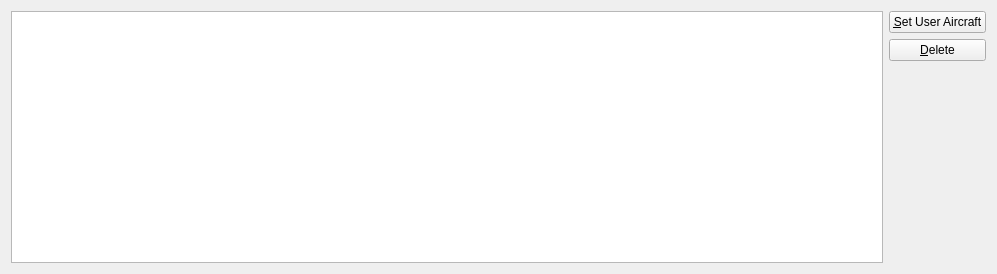
This is src/Module/src/Formation/FormationWidget.ui in till213/SkyDolly as Qt 5 draws it before an edit. The edited form follows.
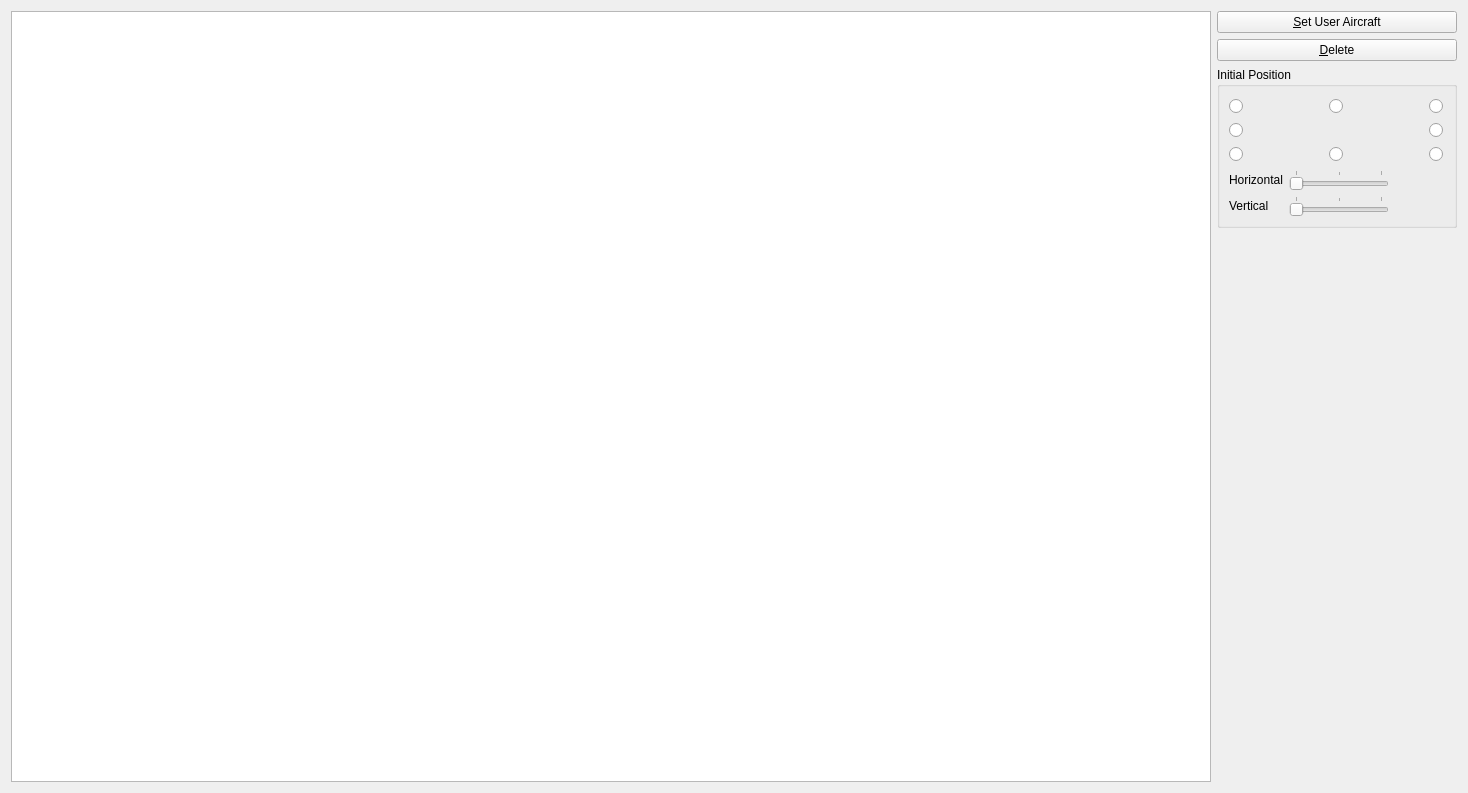
This is the edited form. Icons and pictures are not drawn.

Commit message: Initial position widget

The edit to the form file:
```diff
--- a/src/Module/src/Formation/FormationWidget.ui
+++ b/src/Module/src/Formation/FormationWidget.ui
@@ -6,14 +6,14 @@
    <rect>
     <x>0</x>
     <y>0</y>
-    <width>997</width>
-    <height>274</height>
+    <width>1468</width>
+    <height>793</height>
    </rect>
   </property>
   <property name="windowTitle">
    <string>Form</string>
   </property>
-  <layout class="QHBoxLayout" name="horizontalLayout">
+  <layout class="QHBoxLayout" name="horizontalLayout_5" stretch="20,1">
    <item>
     <widget class="QTableWidget" name="aircraftTableWidget">
      <property name="minimumSize">
@@ -25,7 +25,7 @@
     </widget>
    </item>
    <item>
-    <layout class="QVBoxLayout" name="verticalLayout">
+    <layout class="QVBoxLayout" name="verticalLayout_2">
      <item>
       <widget class="QPushButton" name="userAircraftPushButton">
        <property name="text">
@@ -45,6 +45,355 @@
        </property>
       </widget>
      </item>
+     <item>
+      <widget class="QGroupBox" name="groupBox">
+       <property name="title">
+        <string>Initial Position</string>
+       </property>
+       <layout class="QVBoxLayout" name="verticalLayout">
+        <item>
+         <layout class="QGridLayout" name="gridLayout">
+          <property name="sizeConstraint">
+           <enum>QLayout::SetDefaultConstraint</enum>
+          </property>
+          <item row="0" column="0">
+           <widget class="QRadioButton" name="nwPositionRadioButton">
+            <property name="sizePolicy">
+             <sizepolicy hsizetype="Fixed" vsizetype="Fixed">
+              <horstretch>0</horstretch>
+              <verstretch>0</verstretch>
+             </sizepolicy>
+            </property>
+            <property name="minimumSize">
+             <size>
+              <width>16</width>
+              <height>16</height>
+             </size>
+            </property>
+            <property name="text">
+             <string/>
+            </property>
+           </widget>
+          </item>
+          <item row="0" column="1">
+           <layout class="QHBoxLayout" name="horizontalLayout">
+            <item>
+             <spacer name="horizontalSpacer">
+              <property name="orientation">
+               <enum>Qt::Horizontal</enum>
+              </property>
+              <property name="sizeHint" stdset="0">
+               <size>
+                <width>40</width>
+                <height>20</height>
+               </size>
+              </property>
+             </spacer>
+            </item>
+            <item>
+             <widget class="QRadioButton" name="nPositionRadioButton">
+              <property name="sizePolicy">
+               <sizepolicy hsizetype="Fixed" vsizetype="Fixed">
+                <horstretch>0</horstretch>
+                <verstretch>0</verstretch>
+               </sizepolicy>
+              </property>
+              <property name="minimumSize">
+               <size>
+                <width>16</width>
+                <height>16</height>
+               </size>
+              </property>
+              <property name="text">
+               <string/>
+              </property>
+             </widget>
+            </item>
+            <item>
+             <spacer name="horizontalSpacer_2">
+              <property name="orientation">
+               <enum>Qt::Horizontal</enum>
+              </property>
+              <property name="sizeHint" stdset="0">
+               <size>
+                <width>40</width>
+                <height>20</height>
+               </size>
+              </property>
+             </spacer>
+            </item>
+           </layout>
+          </item>
+          <item row="0" column="2">
+           <widget class="QRadioButton" name="nePositionRadioButton">
+            <property name="sizePolicy">
+             <sizepolicy hsizetype="Fixed" vsizetype="Fixed">
+              <horstretch>0</horstretch>
+              <verstretch>0</verstretch>
+             </sizepolicy>
+            </property>
+            <property name="minimumSize">
+             <size>
+              <width>16</width>
+              <height>16</height>
+             </size>
+            </property>
+            <property name="text">
+             <string/>
+            </property>
+           </widget>
+          </item>
+          <item row="1" column="0">
+           <widget class="QRadioButton" name="wPositionRadioButton">
+            <property name="sizePolicy">
+             <sizepolicy hsizetype="Fixed" vsizetype="Fixed">
+              <horstretch>0</horstretch>
+              <verstretch>0</verstretch>
+             </sizepolicy>
+            </property>
+            <property name="minimumSize">
+             <size>
+              <width>16</width>
+              <height>16</height>
+             </size>
+            </property>
+            <property name="text">
+             <string/>
+            </property>
+           </widget>
+          </item>
+          <item row="1" column="1">
+           <widget class="QLabel" name="label">
+            <property name="sizePolicy">
+             <sizepolicy hsizetype="Preferred" vsizetype="Preferred">
+              <horstretch>0</horstretch>
+              <verstretch>0</verstretch>
+             </sizepolicy>
+            </property>
+            <property name="minimumSize">
+             <size>
+              <width>16</width>
+              <height>16</height>
+             </size>
+            </property>
+            <property name="text">
+             <string/>
+            </property>
+            <property name="pixmap">
+             <pixmap resource="../../../UserInterface/res/SkyDolly.qrc">:/img/icons/aircraft-normal.png</pixmap>
+            </property>
+            <property name="alignment">
+             <set>Qt::AlignCenter</set>
+            </property>
+           </widget>
+          </item>
+          <item row="1" column="2">
+           <widget class="QRadioButton" name="ePositionRadioButton">
+            <property name="sizePolicy">
+             <sizepolicy hsizetype="Fixed" vsizetype="Fixed">
+              <horstretch>0</horstretch>
+              <verstretch>0</verstretch>
+             </sizepolicy>
+            </property>
+            <property name="minimumSize">
+             <size>
+              <width>16</width>
+              <height>16</height>
+             </size>
+            </property>
+            <property name="text">
+             <string/>
+            </property>
+           </widget>
+          </item>
+          <item row="2" column="0">
+           <widget class="QRadioButton" name="swPositionRadioButton">
+            <property name="sizePolicy">
+             <sizepolicy hsizetype="Fixed" vsizetype="Fixed">
+              <horstretch>0</horstretch>
+              <verstretch>0</verstretch>
+             </sizepolicy>
+            </property>
+            <property name="minimumSize">
+             <size>
+              <width>16</width>
+              <height>16</height>
+             </size>
+            </property>
+            <property name="text">
+             <string/>
+            </property>
+           </widget>
+          </item>
+          <item row="2" column="1">
+           <layout class="QHBoxLayout" name="horizontalLayout_2">
+            <item>
+             <spacer name="horizontalSpacer_3">
+              <property name="orientation">
+               <enum>Qt::Horizontal</enum>
+              </property>
+              <property name="sizeHint" stdset="0">
+               <size>
+                <width>40</width>
+                <height>20</height>
+               </size>
+              </property>
+             </spacer>
+            </item>
+            <item>
+             <widget class="QRadioButton" name="sPositionRadioButton">
+              <property name="sizePolicy">
+               <sizepolicy hsizetype="Fixed" vsizetype="Fixed">
+                <horstretch>0</horstretch>
+                <verstretch>0</verstretch>
+               </sizepolicy>
+              </property>
+              <property name="minimumSize">
+               <size>
+                <width>16</width>
+                <height>16</height>
+               </size>
+              </property>
+              <property name="text">
+               <string/>
+              </property>
+             </widget>
+            </item>
+            <item>
+             <spacer name="horizontalSpacer_4">
+              <property name="orientation">
+               <enum>Qt::Horizontal</enum>
+              </property>
+              <property name="sizeHint" stdset="0">
+               <size>
+                <width>40</width>
+                <height>20</height>
+               </size>
+              </property>
+             </spacer>
+            </item>
+           </layout>
+          </item>
+          <item row="2" column="2">
+           <widget class="QRadioButton" name="sePositionRadioButton">
+            <property name="sizePolicy">
+             <sizepolicy hsizetype="Fixed" vsizetype="Fixed">
+              <horstretch>0</horstretch>
+              <verstretch>0</verstretch>
+             </sizepolicy>
+            </property>
+            <property name="minimumSize">
+             <size>
+              <width>16</width>
+              <height>16</height>
+             </size>
+            </property>
+            <property name="text">
+             <string/>
+            </property>
+           </widget>
+          </item>
+         </layout>
+        </item>
+        <item>
+         <layout class="QFormLayout" name="formLayout">
+          <item row="0" column="0">
+           <widget class="QLabel" name="label_3">
+            <property name="text">
+             <string>Horizontal</string>
+            </property>
+           </widget>
+          </item>
+          <item row="0" column="1">
+           <layout class="QHBoxLayout" name="horizontalLayout_3">
+            <item>
+             <widget class="QSlider" name="horizontalDistanceSlider">
+              <property name="minimumSize">
+               <size>
+                <width>100</width>
+                <height>0</height>
+               </size>
+              </property>
+              <property name="maximum">
+               <number>2</number>
+              </property>
+              <property name="pageStep">
+               <number>1</number>
+              </property>
+              <property name="orientation">
+               <enum>Qt::Horizontal</enum>
+              </property>
+              <property name="tickPosition">
+               <enum>QSlider::TicksAbove</enum>
+              </property>
+             </widget>
+            </item>
+            <item>
+             <widget class="QLabel" name="horizontalDistanceTextLabel">
+              <property name="minimumSize">
+               <size>
+                <width>50</width>
+                <height>0</height>
+               </size>
+              </property>
+              <property name="text">
+               <string/>
+              </property>
+             </widget>
+            </item>
+           </layout>
+          </item>
+          <item row="1" column="0">
+           <widget class="QLabel" name="label_2">
+            <property name="text">
+             <string>Vertical</string>
+            </property>
+           </widget>
+          </item>
+          <item row="1" column="1">
+           <layout class="QHBoxLayout" name="horizontalLayout_4">
+            <item>
+             <widget class="QSlider" name="verticalDistanceSlider">
+              <property name="minimumSize">
+               <size>
+                <width>100</width>
+                <height>0</height>
+               </size>
+              </property>
+              <property name="maximum">
+               <number>2</number>
+              </property>
+              <property name="pageStep">
+               <number>1</number>
+              </property>
+              <property name="orientation">
+               <enum>Qt::Horizontal</enum>
+              </property>
+              <property name="tickPosition">
+               <enum>QSlider::TicksAbove</enum>
+              </property>
+             </widget>
+            </item>
+            <item>
+             <widget class="QLabel" name="verticalDistanceTextLabel">
+              <property name="minimumSize">
+               <size>
+                <width>50</width>
+                <height>0</height>
+               </size>
+              </property>
+              <property name="text">
+               <string/>
+              </property>
+             </widget>
+            </item>
+           </layout>
+          </item>
+         </layout>
+        </item>
+       </layout>
+      </widget>
+     </item>
      <item>
       <spacer name="verticalSpacer">
        <property name="orientation">
```
Left out of the diff: 5 changed lines with no effect on the pictures. The commit also changes 2 other files.
